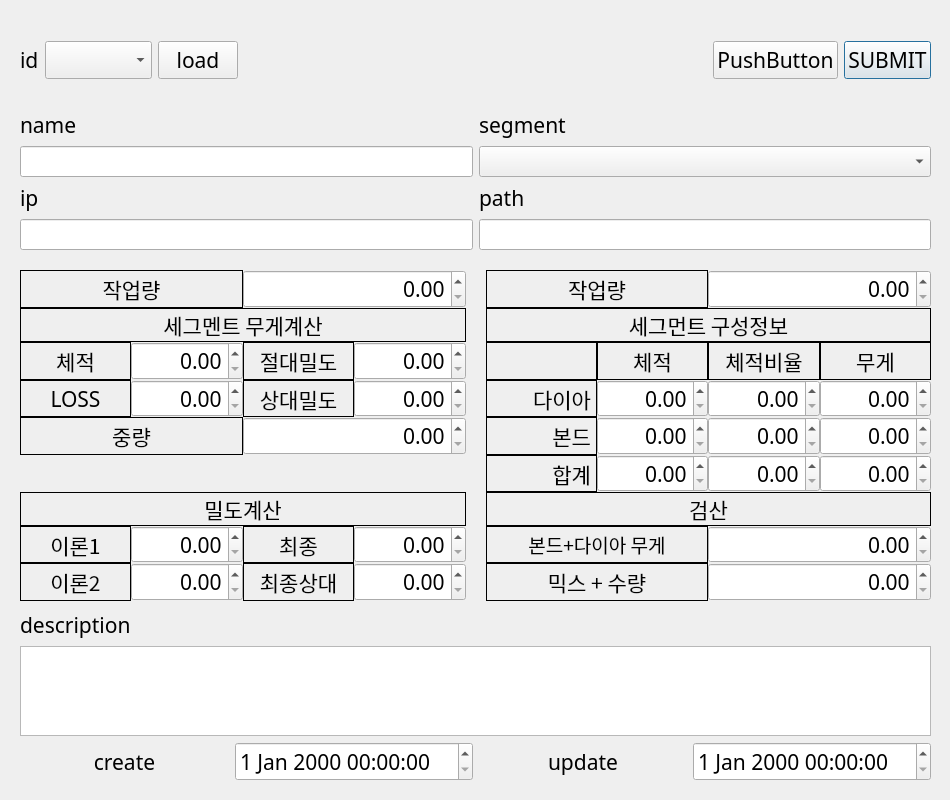
Above: ui/spDialog.ui from SuhYeoJee/OrderManager before the change. Below: the same form after it.
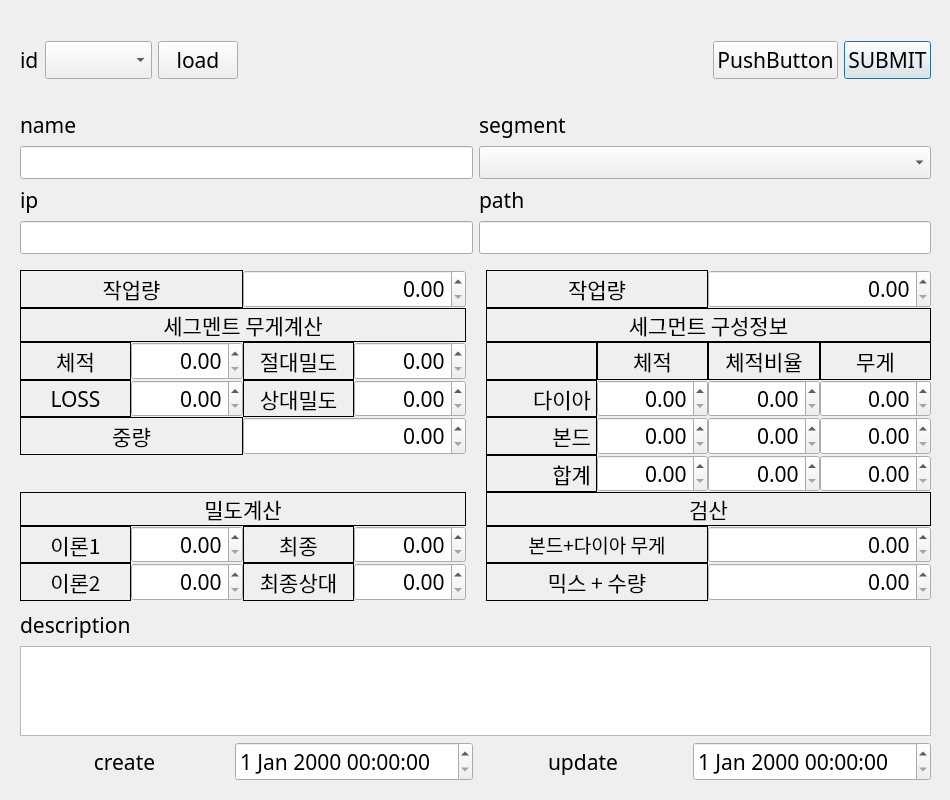
That is the form after the change.

What changed in the file:
```diff
--- a/ui/spDialog.ui
+++ b/ui/spDialog.ui
@@ -133,7 +133,7 @@
      <x>20</x>
      <y>110</y>
      <width>911</width>
-     <height>141</height>
+     <height>144</height>
     </rect>
    </property>
    <layout class="QGridLayout" name="gridLayout_3">
```
Left out of the diff: 42 changed lines with no effect on the pictures.
